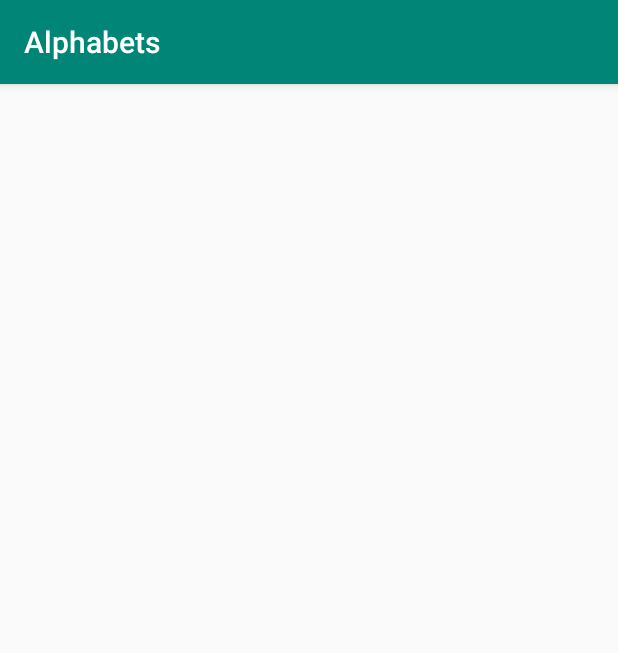
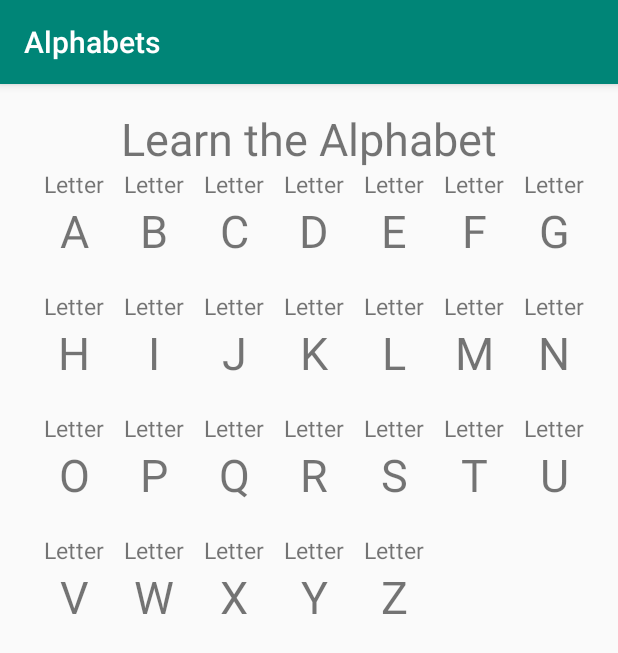
Before and after one commit to dianeujeneza/Alphabets, an Android app: the screen it shows after launch (MainActivity), on a phone screen of 412 x 824 dp. Shown: the top 653 px of the screen. Run offline under Robolectric (Android 15) with nearby library versions, the phone set to English and light mode, and no system bars.

Commit message:
add more

```diff
--- a/app/src/main/java/com/moringa/alphabets/AlphabetAdapter.java
+++ b/app/src/main/java/com/moringa/alphabets/AlphabetAdapter.java
@@ -11,12 +11,12 @@ import android.widget.TextView;
 public class AlphabetAdapter extends BaseAdapter {
     private Context mContext;
     private String[] mLetters;
-    private Typeface mTypeface;
+//    private Typeface mTypeface;
 
-    public AlphabetAdapter (Context context, String[] letters, Typeface typeface){
+    public AlphabetAdapter(Context context, String[] letters) {
         this.mContext = context;
         this.mLetters = letters;
-        this.mTypeface = typeface;
+//        this.mTypeface = typeface;
     }
 
     @Override
@@ -40,7 +40,7 @@ public class AlphabetAdapter extends BaseAdapter {
                 .getSystemService(Context.LAYOUT_INFLATER_SERVICE);
         View gridView;
         if (convertView == null) {
-            // get layout from xml file
+//             get layout from xml file, Typeface typeface
             gridView = inflater.inflate(R.layout.alphabet_grid_item, null);
             // pull views
             TextView letterView = (TextView) gridView
@@ -48,9 +48,10 @@ public class AlphabetAdapter extends BaseAdapter {
             // set values into views
             letterView.setText("A");  // using dummy data for now
             letterView.setText(mLetters[position]);
-            letterView.setTypeface(mTypeface);
+//            letterView.setTypeface(mTypeface);
         } else {
             gridView = (View) convertView;
+
         }
         return gridView;
     }
--- a/app/src/main/java/com/moringa/alphabets/MainActivity.java
+++ b/app/src/main/java/com/moringa/alphabets/MainActivity.java
@@ -7,6 +7,7 @@ import android.os.Bundle;
 import android.widget.GridView;
 
 public class MainActivity extends AppCompatActivity {
+
     GridView gridView;
     String[] letters = new String[] {
             "A", "B", "C", "D", "E", "F", "G", "H", "I", "J", "K", "L", "M", "N", "O", "P", "Q", "R", "S", "T", "U", "V", "W", "X", "Y", "Z"};
@@ -16,9 +17,9 @@ public class MainActivity extends AppCompatActivity {
         super.onCreate(savedInstanceState);
         setContentView(R.layout.activity_main);
 
-        Typeface typeface = Typeface.createFromAsset(getAssets(), "fonts/musicnet.ttf"); //change
+//        Typeface typeface = Typeface.createFromAsset(getAssets(), "fonts/musicnet.ttf"); //change
 
         gridView = (GridView) findViewById(R.id.baseGridView);
-        gridView.setAdapter(new AlphabetAdapter(this, letters, typeface));
+        gridView.setAdapter(new AlphabetAdapter(this, letters));
     }
 }
--- a/app/src/main/res/layout/activity_main.xml
+++ b/app/src/main/res/layout/activity_main.xml
@@ -1,5 +1,5 @@
 <?xml version="1.0" encoding="utf-8"?>
-<RelativeLayoutt xmlns:android="http://schemas.android.com/apk/res/android"
+<RelativeLayout xmlns:android="http://schemas.android.com/apk/res/android"
     xmlns:app="http://schemas.android.com/apk/res-auto"
     xmlns:tools="http://schemas.android.com/tools"
     android:layout_width="match_parent"
@@ -33,4 +33,4 @@
         android:layout_alignParentStart="true"
         android:layout_marginTop="40sp" />
 
-</RelativeLayoutt>
+</RelativeLayout>
```
Also changed, not shown: app/src/main/res/assets/fonts/musicnet.ttf (added).
